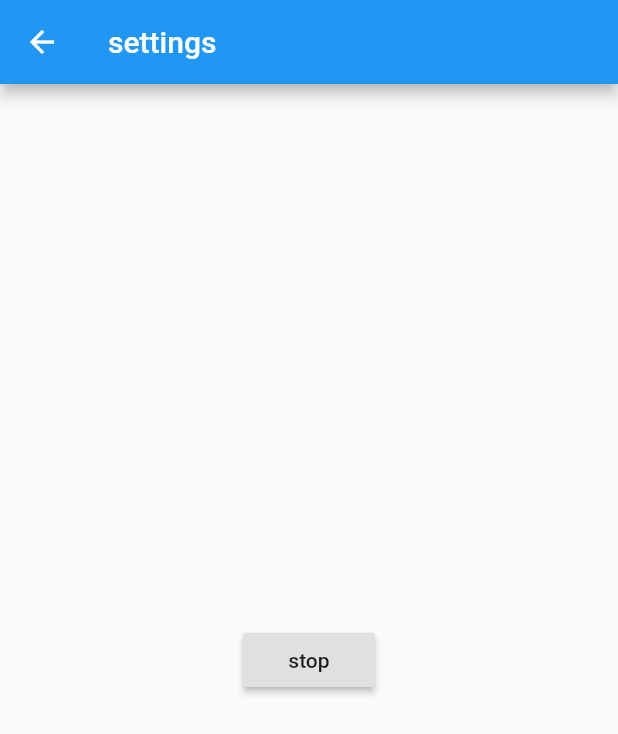
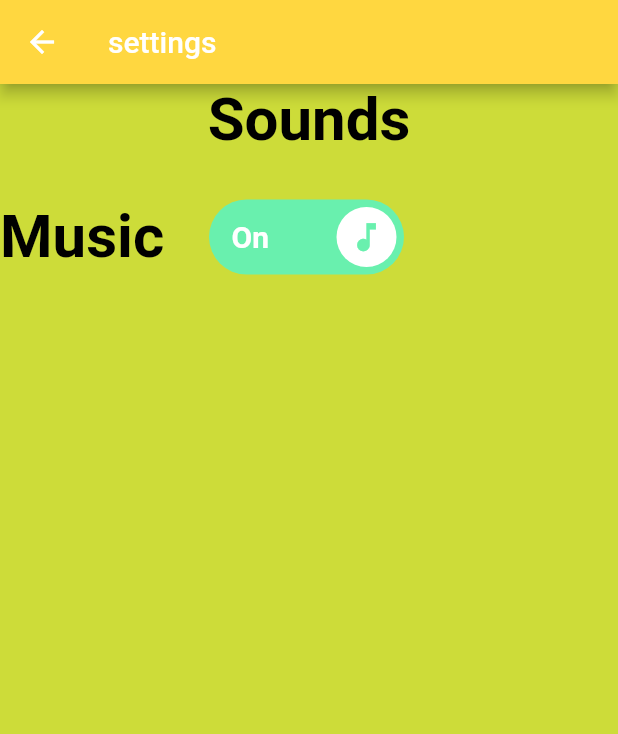
Before and after one commit to Nishan-Mandal/first-app-in-flutter-tic-tac-toe-, a Flutter app: the settings screen opened directly, on a phone screen of 412 x 824 dp. Shown: the top 734 px of the screen. Run offline on Flutter 3.47's test engine with Material 2 defaults, Android fonts, the phone set to English and light mode, and no system bars; drawn by our look-alikes of lite_rolling_switch; our stand-ins replace audioplayers.

Commit message:
commit 2

```diff
--- a/intro/lib/settings.dart
+++ b/intro/lib/settings.dart
@@ -1,11 +1,15 @@
 import 'package:flutter/material.dart';
-
-import 'package:flutter/material.dart';
+import 'package:Tic_Tac_Toe/main.dart';
+import 'package:lite_rolling_switch/lite_rolling_switch.dart';
 
 class settings extends StatefulWidget {
   @override
   _settingsState createState() => _settingsState();
 }
+
+double max_sound = 1.0;
+bool off1 = true;
+bool off2 = true;
 
 class _settingsState extends State<settings> {
   @override
@@ -13,11 +17,57 @@ class _settingsState extends State<settings> {
     return Scaffold(
       appBar: AppBar(
         title: Text("settings"),
+        backgroundColor: Colors.amberAccent,
       ),
       body: Center(
-          child: RaisedButton(
-        child: Text("stop"),
-        onPressed: () {},
+          child: Container(
+        color: Colors.lime,
+        child: Column(
+          children: [
+            Text(
+              "Sounds",
+              style: TextStyle(
+                  fontSize: 40,
+                  fontWeight: FontWeight.bold,
+                  color: Colors.black),
+            ),
+            SizedBox(
+              height: 30,
+            ),
+            Row(children: [
+              Text(
+                "Music   ",
+                style: TextStyle(
+                    fontSize: 40,
+                    fontWeight: FontWeight.bold,
+                    color: Colors.black),
+              ),
+              LiteRollingSwitch(
+                value: true,
+                textOn: "On",
+                textOff: "Off",
+                colorOn: Colors.greenAccent,
+                colorOff: Colors.redAccent,
+                iconOn: Icons.music_note,
+                iconOff: Icons.music_off,
+                textSize: 20,
+                animationDuration: const Duration(milliseconds: 300),
+                onChanged: (bool state) {
+                  if (off1) {
+                    plr.resume();
+                    off1 = false;
+                  } else {
+                    plr.pause();
+                    off1 = true;
+                  }
+                },
+              ),
+            ]),
+            SizedBox(
+              height: 30,
+            ),
+          ],
+        ),
       )),
     );
   }
```
Also changed, not shown: intro/lib/drawer.dart (added, +93 -0 lines), intro/pubspec.yaml (+9 -2 lines), intro/lib/9gesture.dart (added), intro/pubspec.lock, 14 other files.
